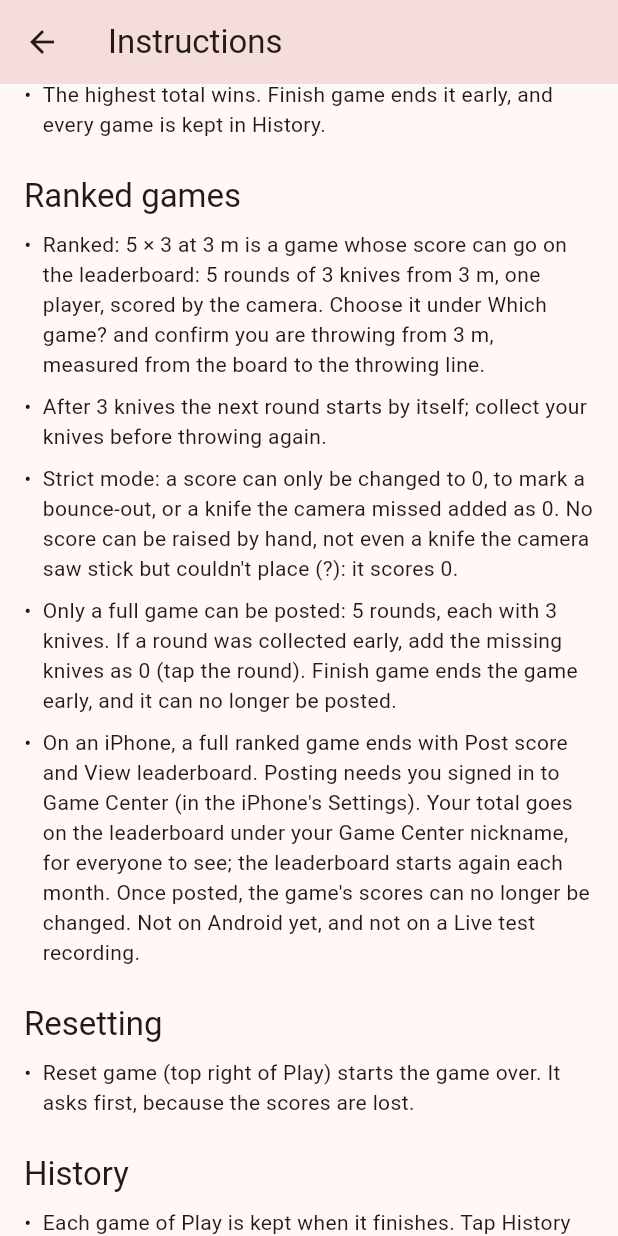
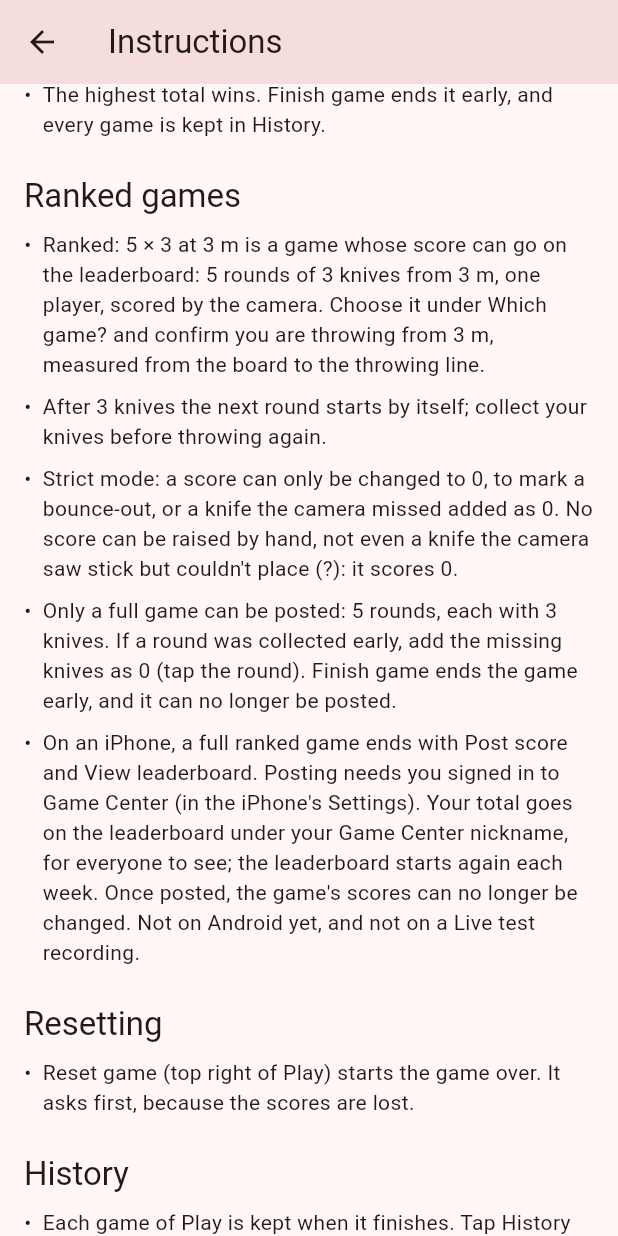
Before and after one commit to nrbondnz/thrower_app, a Flutter app: the InstructionsScreen screen opened directly, scrolled down 3456 dp, on a phone screen of 412 x 824 dp. Run offline on Flutter 3.47's test engine with Material 3 defaults, Android fonts, the phone set to English and light mode, and no system bars; our stand-ins replace audioplayers, camera, flutter_riverpod; missing offline and left inert: amplify_api, amplify_auth_cognito, amplify_authenticator, amplify_flutter, games_services; accounts and stored records are empty.

Commit message:
Build 1.0.0+13 for TestFlight: Instructions say the leaderboard restarts each week; docs to weekly; backlog #23 (Find target time limit, only if needed); Mac Handoff: builds 11-13 done, handed back to the PC
Nigel set the Game Center leaderboard up weekly (from 2026-10-23), not monthly: Design Decisions, Rankings, Device Test Plan RK7, Glossary, backlog #22 and the tables plan updated. 1011 tests pass.

Co-Authored-By: Claude Opus 5.5 <noreply@anthropic.com>

```diff
--- a/lib/ui/instructions.dart
+++ b/lib/ui/instructions.dart
@@ -174,7 +174,7 @@ List<InstructionSection> instructionSections(GameSession rules, TargetModel targ
           'missing knives as 0 (tap the round). Finish game ends the game early, and it can no longer be posted.',
       'On an iPhone, a full ranked game ends with Post score and View leaderboard. Posting needs you signed in to '
           'Game Center (in the iPhone\'s Settings). Your total goes on the leaderboard under your Game Center '
-          'nickname, for everyone to see; the leaderboard starts again each month. Once posted, the game\'s scores '
+          'nickname, for everyone to see; the leaderboard starts again each week. Once posted, the game\'s scores '
           'can no longer be changed. Not on Android yet, and not on a Live test recording.',
     ]),
     const InstructionSection('Resetting', [
--- a/pubspec.yaml
+++ b/pubspec.yaml
@@ -16,7 +16,7 @@ publish_to: 'none' # Remove this line if you wish to publish to pub.dev
 # https://developer.apple.com/library/archive/documentation/General/Reference/InfoPlistKeyReference/Articles/CoreFoundationKeys.html
 # In Windows, build-name is used as the major, minor, and patch parts
 # of the product and file versions while build-number is used as the build suffix.
-version: 1.0.0+12
+version: 1.0.0+13
 
 environment:
   sdk: ^3.13.5
```
Also changed, not shown: 9 other files.
